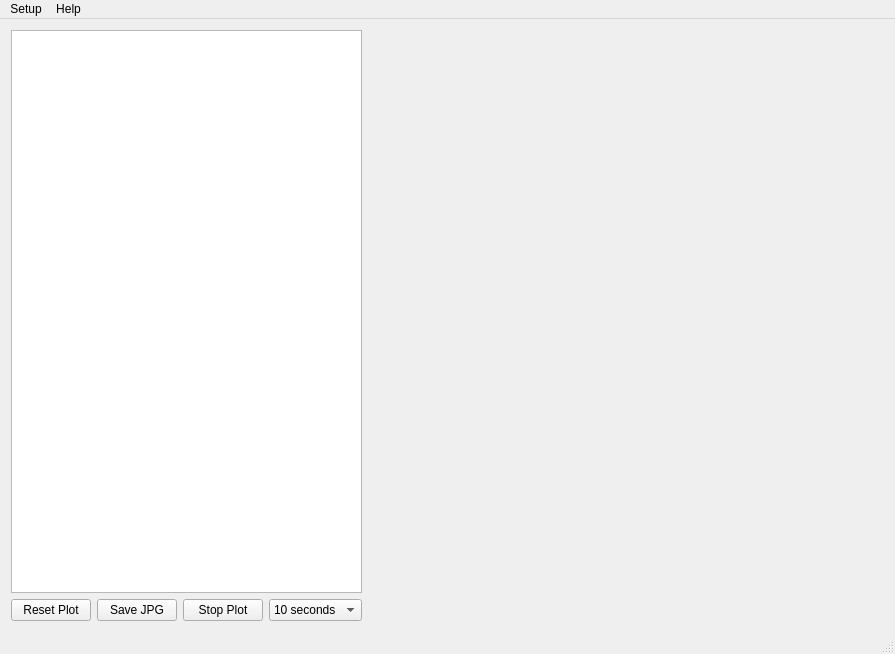
pengweiplus/MavlinkPlotter, file mainwindow.ui: the form before one commit.
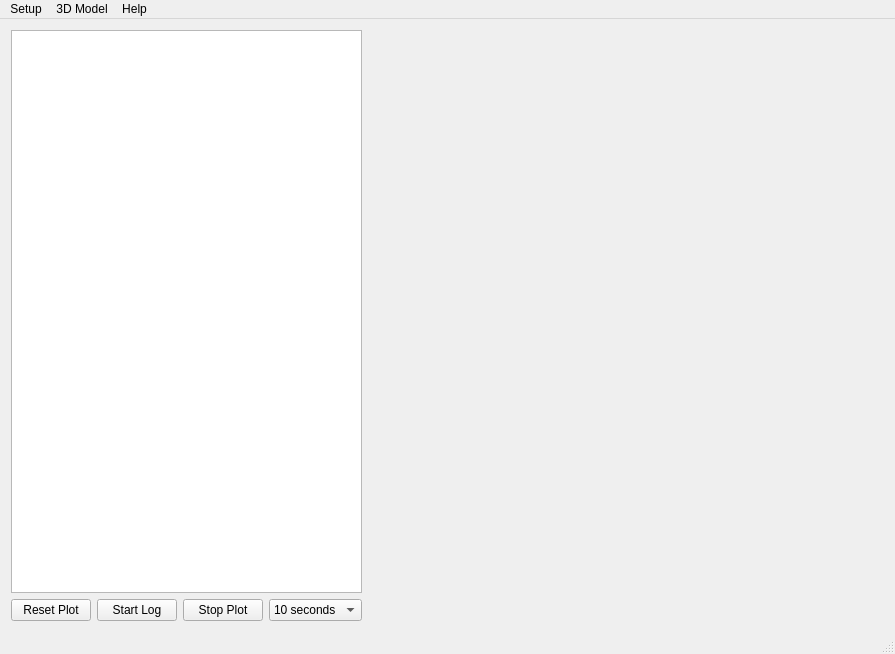
The form after the commit. Icons and pictures are not drawn. Custom widgets are drawn as their Qt base class.

Patch:
```diff
--- a/mainwindow.ui
+++ b/mainwindow.ui
@@ -67,7 +67,7 @@
         <item>
          <widget class="QPushButton" name="saveJPGButton">
           <property name="text">
-           <string>Save JPG</string>
+           <string>Start Log</string>
           </property>
          </widget>
         </item>
@@ -182,8 +182,16 @@
     </property>
     <addaction name="actionGeneral"/>
     <addaction name="actionCommLinks"/>
+    <addaction name="actionTurning"/>
+   </widget>
+   <widget class="QMenu" name="menu3D">
+    <property name="title">
+     <string>3D Model</string>
+    </property>
+    <addaction name="actionAntenna"/>
    </widget>
    <addaction name="menuConfig"/>
+   <addaction name="menu3D"/>
    <addaction name="menuHelo"/>
   </widget>
   <action name="actionHow_to_use">
```
Left out of the diff: 12 changed lines with no effect on the pictures.
